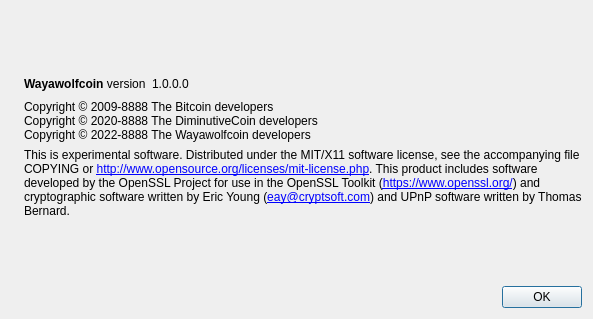
Old version of the form src/qt/forms/aboutdialog.ui in the repository Waya-Wolf/WWC3.
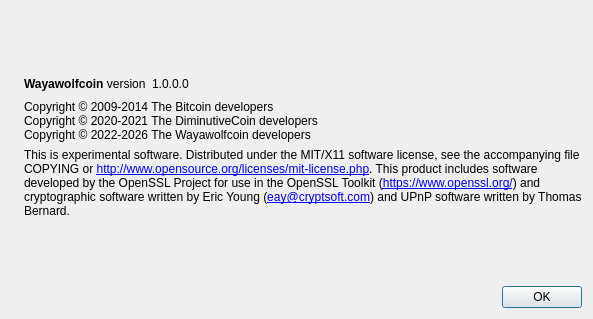
New version of the form. Icons and pictures are not drawn.

Commit message:
fix: update copyright years and bump version to 1.0.1
Replace placeholder 8888 copyright years with correct historical dates:
- Satoshi Nakamoto: 2009-2011
- Bitcoin developers: 2009-2014
- NovaCoin developers: 2013-2020
- W.J. van der Laan: 2011-2014
- DiminutiveCoin developers: 2020-2021
- Wayawolfcoin developers: 2022-2026

Also fixes corrupted translation line in wayawolfcoin_es.ts.
Bumps client version from 1.0.0 to 1.0.1.

Patch:
```diff
--- a/src/qt/forms/aboutdialog.ui
+++ b/src/qt/forms/aboutdialog.ui
@@ -91,9 +91,9 @@
         <cursorShape>IBeamCursor</cursorShape>
        </property>
        <property name="text">
-        <string>Copyright © 2009-8888 The Bitcoin developers
-Copyright © 2020-8888 The DiminutiveCoin developers
-Copyright © 2022-8888 The Wayawolfcoin developers</string>
+        <string>Copyright © 2009-2014 The Bitcoin developers
+Copyright © 2020-2021 The DiminutiveCoin developers
+Copyright © 2022-2026 The Wayawolfcoin developers</string>
        </property>
        <property name="textInteractionFlags">
         <set>Qt::LinksAccessibleByMouse|Qt::TextSelectableByKeyboard|Qt::TextSelectableByMouse</set>
```
The commit also changes 87 other files.
